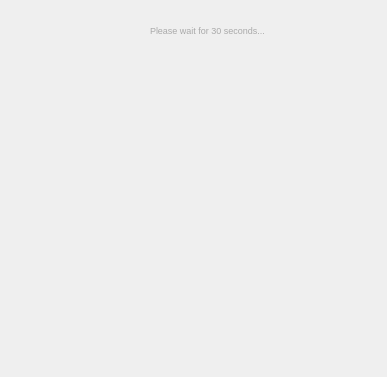
First picture: the form in publishUI/loading2.ui, repository AhriKwon/Viper_Pipeline, before the edit.
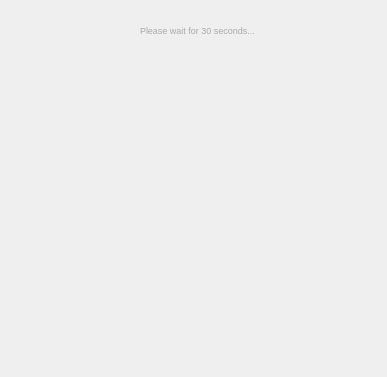
Second picture: the form after the edit. Icons and pictures are not drawn.

Commit message: 최종 loader ui!!

Patch:
```diff
--- a/publishUI/loading2.ui
+++ b/publishUI/loading2.ui
@@ -79,7 +79,7 @@
   <widget class="QLabel" name="label_2">
    <property name="geometry">
     <rect>
-     <x>150</x>
+     <x>140</x>
      <y>20</y>
      <width>201</width>
      <height>21</height>
```
The commit also changes 3 other files.
